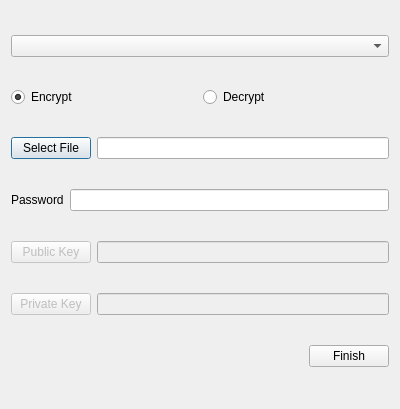
The window that Release/Official/UIFiles/encrypt_decrypt_pane.ui (kevinrmedina/StegoCapstone) describes before a commit, drawn with Qt 5.
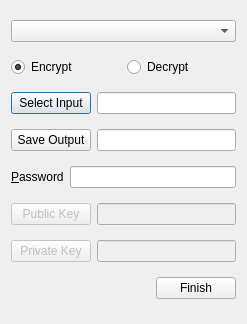
The same window after the commit.

Commit message: Finished implementing Encrypt/Decrypt page

```diff
--- a/Release/Official/UIFiles/encrypt_decrypt_pane.ui
+++ b/Release/Official/UIFiles/encrypt_decrypt_pane.ui
@@ -6,19 +6,19 @@
    <rect>
     <x>0</x>
     <y>0</y>
-    <width>400</width>
-    <height>409</height>
+    <width>247</width>
+    <height>324</height>
    </rect>
   </property>
   <property name="windowTitle">
    <string>Encrypt\Decrypt</string>
   </property>
-  <layout class="QGridLayout" name="gridLayout">
-   <item row="0" column="0">
+  <layout class="QVBoxLayout" name="verticalLayout">
+   <item>
     <widget class="QComboBox" name="algoCombobox"/>
    </item>
-   <item row="1" column="0">
-    <layout class="QHBoxLayout" name="horizontalLayout_6">
+   <item>
+    <layout class="QHBoxLayout" name="horizontalLayout_7">
      <item>
       <widget class="QRadioButton" name="encryptRadioButton">
        <property name="text">
@@ -38,26 +38,43 @@
      </item>
     </layout>
    </item>
-   <item row="2" column="0">
-    <layout class="QHBoxLayout" name="horizontalLayout_5">
+   <item>
+    <layout class="QHBoxLayout" name="horizontalLayout">
      <item>
-      <widget class="QPushButton" name="selectFileButton">
+      <widget class="QPushButton" name="inputPushButton">
        <property name="text">
-        <string>Select File</string>
+        <string>Select Input</string>
        </property>
       </widget>
      </item>
      <item>
-      <widget class="QLineEdit" name="filePath"/>
+      <widget class="QLineEdit" name="inputFilePath"/>
      </item>
     </layout>
    </item>
-   <item row="3" column="0">
-    <layout class="QHBoxLayout" name="horizontalLayout_4">
+   <item>
+    <layout class="QHBoxLayout" name="horizontalLayout_2">
+     <item>
+      <widget class="QPushButton" name="outputPushButton">
+       <property name="text">
+        <string>Save Output</string>
+       </property>
+      </widget>
+     </item>
+     <item>
+      <widget class="QLineEdit" name="outputFilePath"/>
+     </item>
+    </layout>
+   </item>
+   <item>
+    <layout class="QHBoxLayout" name="horizontalLayout_3">
      <item>
       <widget class="QLabel" name="passwordLabel">
        <property name="text">
-        <string>Password</string>
+        <string>&amp;Password</string>
+       </property>
+       <property name="buddy">
+        <cstring>passwordEdit</cstring>
        </property>
       </widget>
      </item>
@@ -66,8 +83,8 @@
      </item>
     </layout>
    </item>
-   <item row="4" column="0">
-    <layout class="QHBoxLayout" name="horizontalLayout_3">
+   <item>
+    <layout class="QHBoxLayout" name="horizontalLayout_4">
      <item>
       <widget class="QPushButton" name="publicKeyButton">
        <property name="enabled">
@@ -87,8 +104,8 @@
      </item>
     </layout>
    </item>
-   <item row="5" column="0">
-    <layout class="QHBoxLayout" name="horizontalLayout_2">
+   <item>
+    <layout class="QHBoxLayout" name="horizontalLayout_5">
      <item>
       <widget class="QPushButton" name="privateKeyButton">
        <property name="enabled">
@@ -108,8 +125,8 @@
      </item>
     </layout>
    </item>
-   <item row="6" column="0">
-    <layout class="QHBoxLayout" name="horizontalLayout">
+   <item>
+    <layout class="QHBoxLayout" name="horizontalLayout_6">
      <item>
       <spacer name="horizontalSpacer">
        <property name="orientation">
```
The commit also changes 7 other files.
